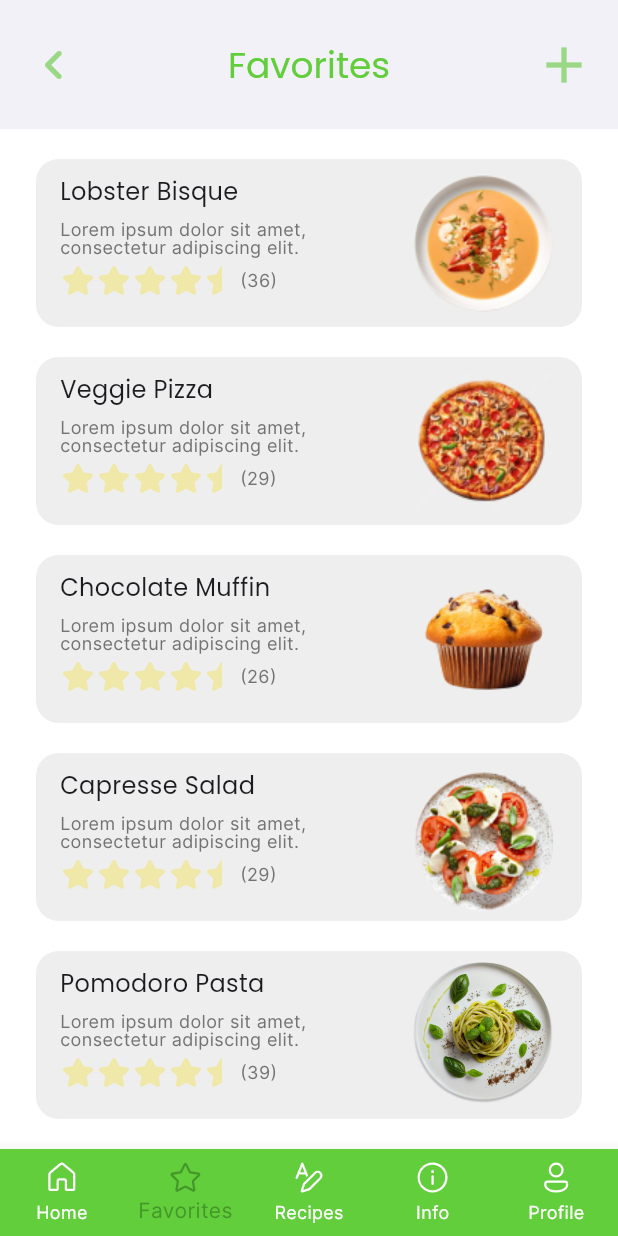
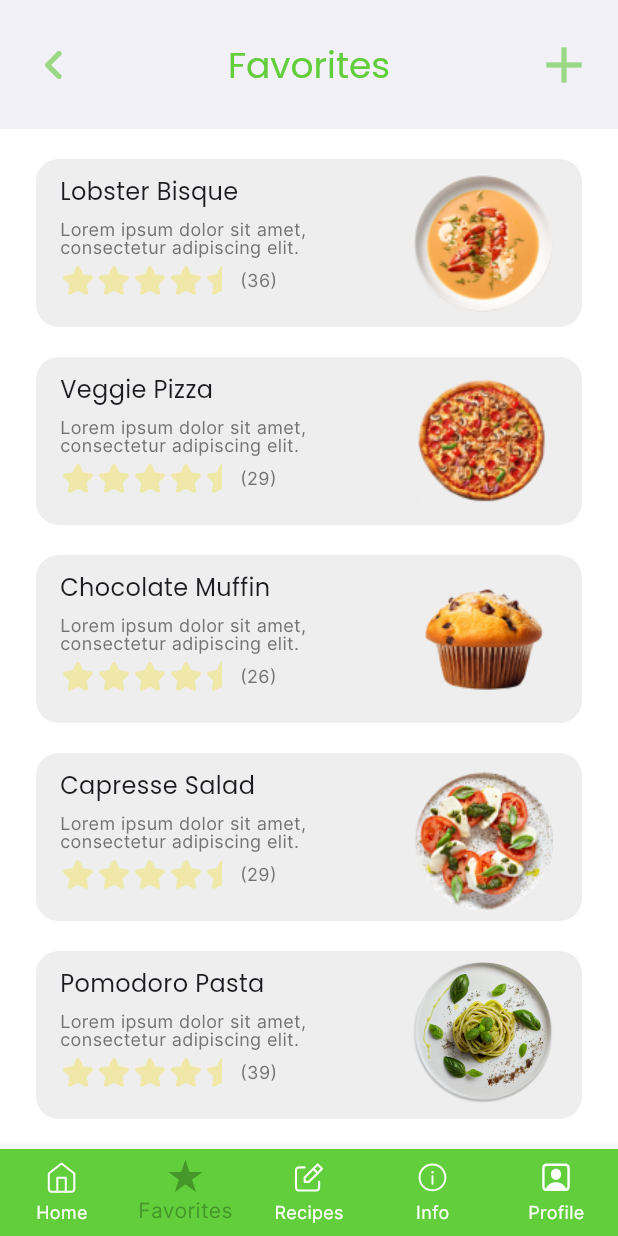
Before and after one commit to MargarethaNaibaho/freshly-dropped-mobile, a Flutter app: the screen it shows after launch, item 2 of the bottom bar chosen, scrolled down 112 dp, on a phone screen of 412 x 824 dp. Run offline on Flutter 3.47's test engine with Material 3 defaults, Android fonts, the phone set to English and light mode, and no system bars; our stand-ins replace fluentui_icons, flutter_svg.

Commit message:
change navbar icon with svg

```diff
--- a/lib/base/botton_nav.dart
+++ b/lib/base/botton_nav.dart
@@ -1,11 +1,13 @@
 import 'package:fluentui_icons/fluentui_icons.dart';
 import 'package:flutter/material.dart';
+import 'package:flutter_svg/svg.dart';
 import 'package:freshy_food/styles/colors.dart';
 import 'package:freshy_food/screens/favorites_screen.dart';
 import 'package:freshy_food/screens/home_screen.dart';
 import 'package:freshy_food/screens/info_screen.dart';
 import 'package:freshy_food/screens/recipes_screen.dart';
 import 'package:freshy_food/screens/profile_screen.dart';
+import 'package:freshy_food/styles/path/image_path.dart';
 
 class BottomNavBar extends StatefulWidget {
   const BottomNavBar({super.key});
@@ -44,28 +46,28 @@ class _BottomNavBarState extends State<BottomNavBar> {
         iconSize: 24,
         items: [
           BottomNavigationBarItem(
-            icon: Icon(FluentSystemIcons.ic_fluent_home_regular),
-            activeIcon: Icon(FluentSystemIcons.ic_fluent_home_regular),
+            icon: SvgPicture.asset(ImagePath.homeNav, colorFilter: ColorFilter.mode(Colors.white, BlendMode.srcIn), height: 24,),
+            activeIcon: SvgPicture.asset(ImagePath.homeNav, colorFilter: ColorFilter.mode(CustomColors.darkGreen, BlendMode.srcIn), height: 24,),
             label: "Home",
           ),
           BottomNavigationBarItem(
-            icon: Icon(FluentSystemIcons.ic_fluent_star_regular),
-            activeIcon: Icon(FluentSystemIcons.ic_fluent_star_regular),
+            icon: SvgPicture.asset(ImagePath.starNav, colorFilter: ColorFilter.mode(Colors.white, BlendMode.srcIn), height: 24,),
+            activeIcon: SvgPicture.asset(ImagePath.starFilledNav, colorFilter: ColorFilter.mode(CustomColors.darkGreen, BlendMode.srcIn), height: 24,),
             label: "Favorites",
           ),
           BottomNavigationBarItem(
-            icon: Icon(FluentSystemIcons.ic_fluent_text_edit_style_regular),
-            activeIcon: Icon(FluentSystemIcons.ic_fluent_text_edit_style_regular),
+            icon: SvgPicture.asset(ImagePath.recipeNav, colorFilter: ColorFilter.mode(Colors.white, BlendMode.srcIn), height: 24,),
+            activeIcon: SvgPicture.asset(ImagePath.recipeNav, colorFilter: ColorFilter.mode(CustomColors.darkGreen, BlendMode.srcIn), height: 24,),
             label: "Recipes"
           ),
           BottomNavigationBarItem(
-            icon: Icon(FluentSystemIcons.ic_fluent_info_regular),
-            activeIcon: Icon(FluentSystemIcons.ic_fluent_info_regular),
+            icon: SvgPicture.asset(ImagePath.infoNav, colorFilter: ColorFilter.mode(Colors.white, BlendMode.srcIn), height: 24,),
+            activeIcon: SvgPicture.asset(ImagePath.infoNav, colorFilter: ColorFilter.mode(CustomColors.darkGreen, BlendMode.srcIn), height: 24,),
             label: "Info"
           ),
           BottomNavigationBarItem(
-            icon: Icon(FluentSystemIcons.ic_fluent_person_regular),
-            activeIcon: Icon(FluentSystemIcons.ic_fluent_person_regular),
+            icon: SvgPicture.asset(ImagePath.profileNav, colorFilter: ColorFilter.mode(Colors.white, BlendMode.srcIn), height: 24,),
+            activeIcon: SvgPicture.asset(ImagePath.profileNav, colorFilter: ColorFilter.mode(CustomColors.darkGreen, BlendMode.srcIn), height: 24,),
             label: "Profile"
           ),
         ]
--- a/lib/styles/path/image_path.dart
+++ b/lib/styles/path/image_path.dart
@@ -21,4 +21,11 @@ class ImagePath {
   static const knifeFork = "$baseImage/other_icons/knife_fork.png";
 
   static const rubbish = "$baseImage/other_icons/rubbish.png";
+
+  static const homeNav = "$baseImage/icon_navbar/home.svg";
+  static const infoNav = "$baseImage/icon_navbar/info.svg";
+  static const profileNav = "$baseImage/icon_navbar/profile.svg";
+  static const recipeNav = "$baseImage/icon_navbar/recipes.svg";
+  static const starNav = "$baseImage/icon_navbar/star.svg";
+  static const starFilledNav = "$baseImage/icon_navbar/star_filled.svg";
 }
--- a/pubspec.yaml
+++ b/pubspec.yaml
@@ -36,6 +36,7 @@ dependencies:
   cupertino_icons: ^1.0.8
   fluentui_icons: ^1.0.0
   font_awesome_flutter: ^10.8.0
+  flutter_svg: ^2.0.17
 
 dev_dependencies:
   flutter_test:
@@ -63,6 +64,7 @@ flutter:
   assets:
     - assets/images/
     - assets/images/other_icons/
+    - assets/images/icon_navbar/
 
   # An image asset can refer to one or more resolution-specific "variants", see
   # https://flutter.dev/to/resolution-aware-images
```
Also changed, not shown: assets/images/icon_navbar/home.svg (added), assets/images/icon_navbar/info.svg (added), assets/images/icon_navbar/profile.svg (added), assets/images/icon_navbar/recipes.svg (added), assets/images/icon_navbar/star.svg (added), assets/images/icon_navbar/star_filled.svg (added), pubspec.lock.
